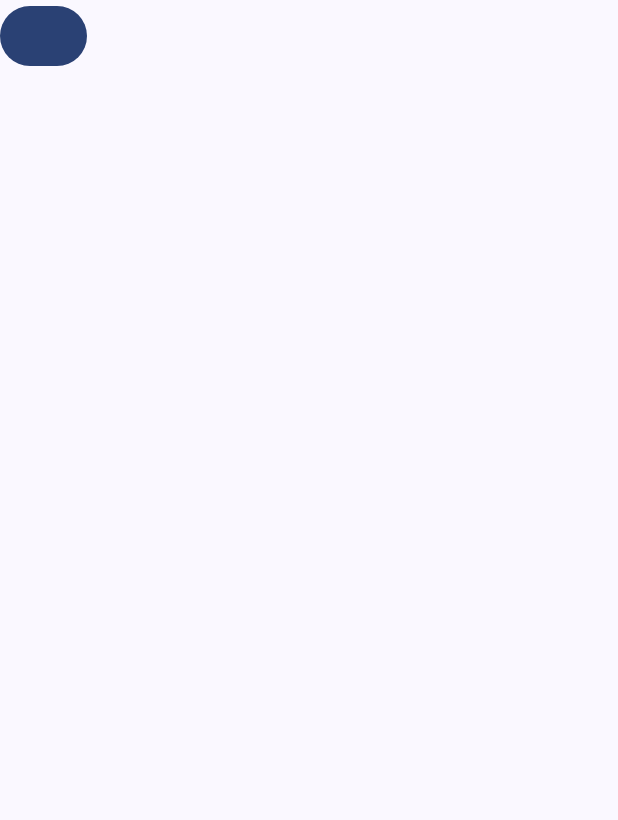
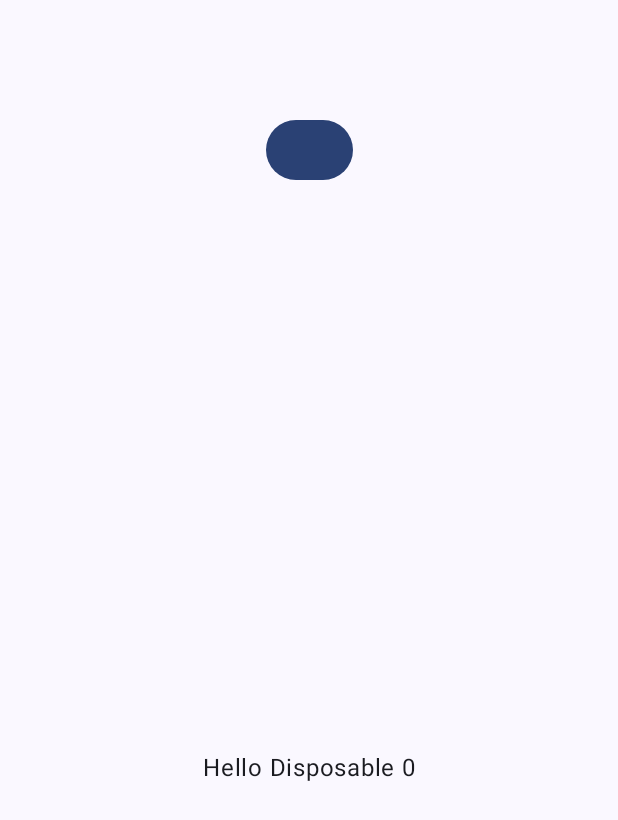
Before and after one commit to gedeastu/Effect-Handlers---Jetpack-Compose-, an Android app built with Jetpack Compose: the composable RememberCoroutineScope shown on its own in the app's theme, on a phone screen of 412 x 824 dp. Shown: the top 820 px of the screen. Run offline under Robolectric (Android 15) with nearby library versions, the phone set to English and light mode, and no system bars.

Commit message:
update Side Effect is done

```diff
--- a/app/build.gradle.kts
+++ b/app/build.gradle.kts
@@ -51,6 +51,7 @@ android {
 
 dependencies {
 
+    implementation("org.jetbrains.kotlinx:kotlinx-coroutines-android:1.7.3")
     implementation("androidx.core:core-ktx:1.12.0")
     implementation("androidx.lifecycle:lifecycle-runtime-ktx:2.7.0")
     implementation("androidx.activity:activity-compose:1.8.2")
--- a/app/src/main/java/com/example/effecthandlers/launchedEffect/LaunchedEffect.kt
+++ b/app/src/main/java/com/example/effecthandlers/launchedEffect/LaunchedEffect.kt
@@ -22,7 +22,7 @@ fun LaunchedEffectExample(){
     var state by remember { mutableStateOf(true) }
     val context = LocalContext.current
 
-    //with state, when clicked it will show toast one more time, if do it again the toast will not showing
+    //with state, when launched the app the toast will showing and then when clicked button it will show toast one more time, if do it again the toast will not showing
     LaunchedEffect(key1 = state,){
         //delay(1000L)
         Toast.makeText(context,"Hello with State", Toast.LENGTH_LONG).show()
--- a/app/src/main/java/com/example/effecthandlers/rememberCoroutineScope/RememberCoroutineScope.kt
+++ b/app/src/main/java/com/example/effecthandlers/rememberCoroutineScope/RememberCoroutineScope.kt
@@ -1,16 +1,35 @@
 package com.example.effecthandlers.rememberCoroutineScope
 
+import androidx.compose.foundation.clickable
+import androidx.compose.foundation.layout.Arrangement
+import androidx.compose.foundation.layout.Box
+import androidx.compose.foundation.layout.Column
+import androidx.compose.foundation.layout.fillMaxSize
+import androidx.compose.foundation.layout.height
+import androidx.compose.foundation.layout.width
 import androidx.compose.material3.Button
 import androidx.compose.material3.Text
 import androidx.compose.runtime.Composable
 import androidx.compose.runtime.MutableState
+import androidx.compose.runtime.getValue
+import androidx.compose.runtime.mutableIntStateOf
+import androidx.compose.runtime.remember
 import androidx.compose.runtime.rememberCoroutineScope
+import androidx.compose.runtime.setValue
+import androidx.compose.ui.Alignment
+import androidx.compose.ui.Modifier
+import androidx.compose.ui.platform.LocalContext
+import androidx.compose.ui.unit.dp
 import kotlinx.coroutines.delay
 import kotlinx.coroutines.launch
 
 @Composable
 fun RememberCoroutineScope(name: MutableState<String>){
+    Column(horizontalAlignment = Alignment.CenterHorizontally, verticalArrangement = Arrangement.Center){
+
+        //Example 1
         val scope = rememberCoroutineScope()
+        Box(modifier = Modifier.width(200.dp).height(200.dp), contentAlignment = Alignment.Center) {
             Button(onClick = {
                 scope.launch {
                     delay(1000L)
@@ -20,3 +39,18 @@ fun RememberCoroutineScope(name: MutableState<String>){
                 Text(text = name.value)
             }
         }
+
+
+        //Example 2
+        var state by remember() { mutableIntStateOf(0) }
+        val context = LocalContext.current
+        Box(modifier = Modifier.fillMaxSize(), contentAlignment = Alignment.Center) {
+            Text(modifier = Modifier.clickable {
+                scope.launch {
+                    delay(200L)
+                    state++
+                }
+            }, text = "Hello Disposable $state")
+        }
+    }
+}
```
Also changed, not shown: app/src/main/java/com/example/effecthandlers/MainActivity.kt (+7 -3 lines), app/src/main/java/com/example/effecthandlers/produceState/ProduceState.kt (added, +28 -0 lines), app/src/main/java/com/example/effecthandlers/rememberUpdatedState/RememberUpdatedState.kt (added, +41 -0 lines), app/src/main/java/com/example/effecthandlers/snapShotFlow/SnapshotFlow.kt (added, +39 -0 lines). Lines whose indentation alone changed are shown as unchanged.
